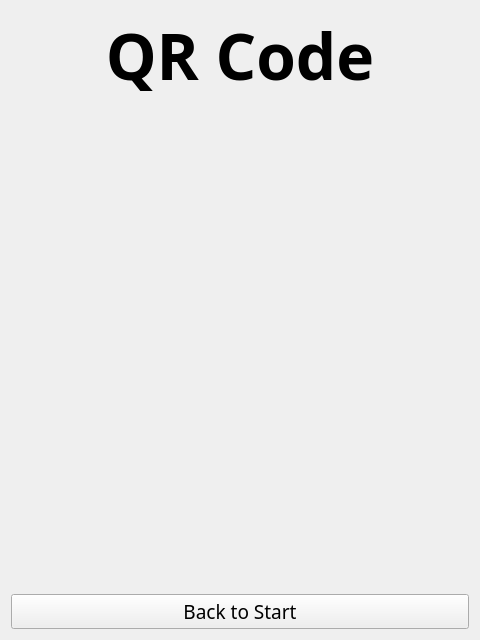
Qt form ui/QRCode.ui (binex-dsk/QFRCScouter) before a commit.
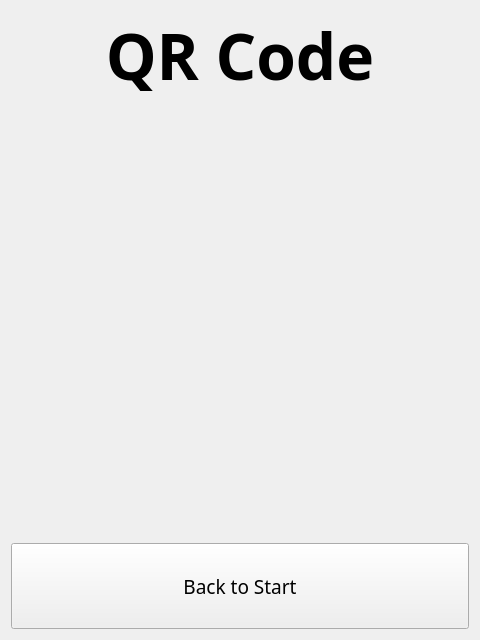
The same form after that commit.

Patch:
```diff
--- a/ui/QRCode.ui
+++ b/ui/QRCode.ui
@@ -42,7 +42,7 @@
      <property name="sizePolicy">
       <sizepolicy hsizetype="Preferred" vsizetype="Preferred">
        <horstretch>0</horstretch>
-       <verstretch>1</verstretch>
+       <verstretch>5</verstretch>
       </sizepolicy>
      </property>
      <property name="text">
@@ -55,6 +55,12 @@
    </item>
    <item>
     <widget class="QPushButton" name="pushButton">
+     <property name="sizePolicy">
+      <sizepolicy hsizetype="Minimum" vsizetype="Preferred">
+       <horstretch>0</horstretch>
+       <verstretch>1</verstretch>
+      </sizepolicy>
+     </property>
      <property name="text">
       <string>Back to Start</string>
      </property>
```
